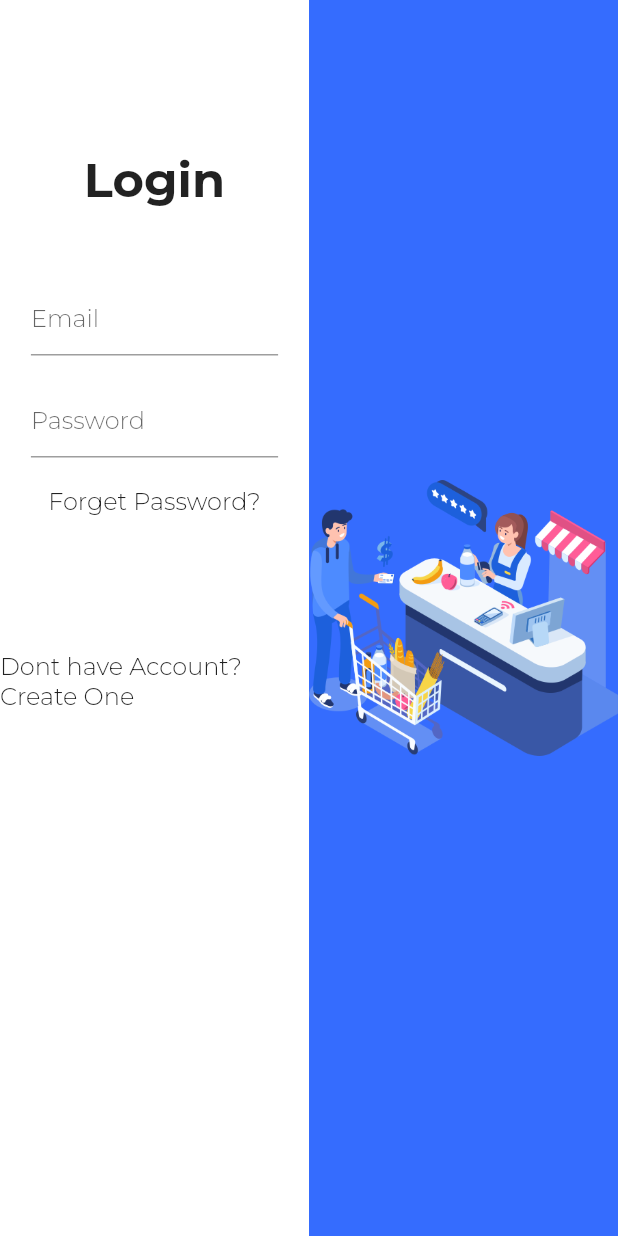
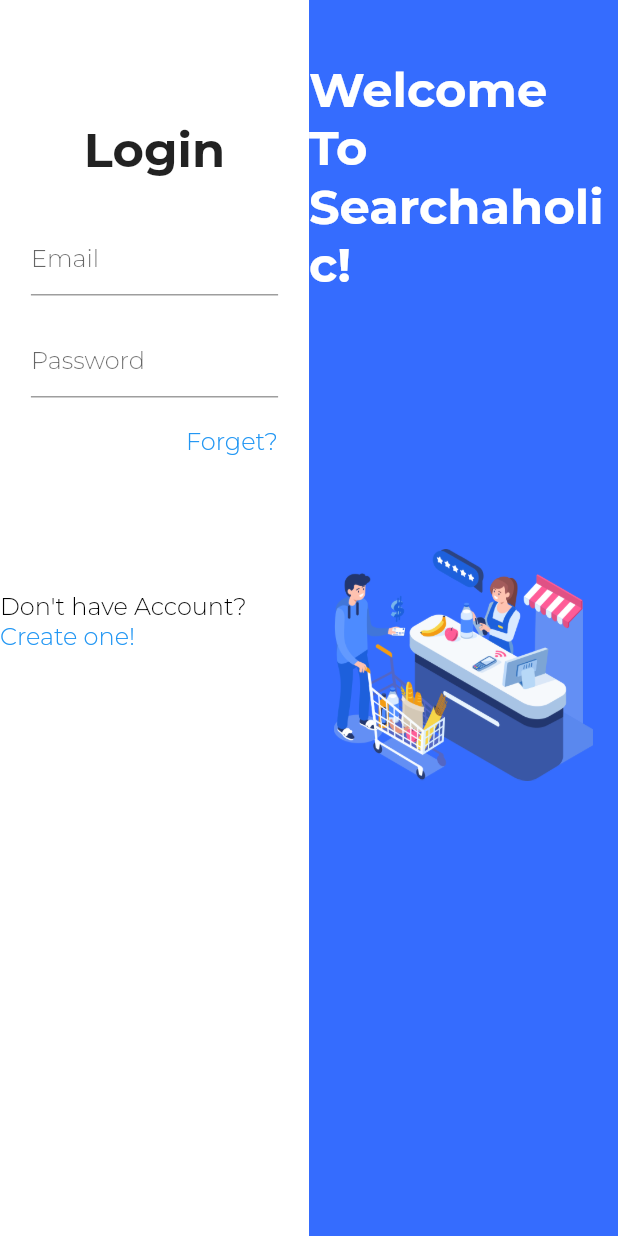
Before and after one commit to mzaeemnasir/Search-A-Holic-FYP, a Flutter app: the screen it shows after launch, on a phone screen of 412 x 824 dp. Run offline on Flutter 3.47's test engine with Material 2 defaults, Android fonts, the phone set to English and light mode, and no system bars; our stand-ins replace email_validator, flutter_native_splash, google_fonts; missing offline and left inert: desktop_window, firedart.

Commit message:
login UI Updated

```diff
--- a/lib/login.dart
+++ b/lib/login.dart
@@ -3,6 +3,7 @@
 // ignore_for_file: no_logic_in_create_state, prefer_const_constructors, prefer_const_literals_to_create_immutables, prefer_interpolation_to_compose_strings, avoid_print, non_constant_identifier_names, unrelated_type_equality_checks
 
 // Importing the required packages
+import 'package:flutter/gestures.dart';
 import 'package:flutter/material.dart';
 import 'package:searchaholic/imports.dart';
 import 'package:google_fonts/google_fonts.dart';
@@ -24,7 +25,6 @@
   var email = TextEditingController();
   var password = TextEditingController();
 
-  // Setting Minimum Size of the Window
   @override
   Widget build(BuildContext context) {
     return Scaffold(
@@ -36,14 +36,6 @@
             width: MediaQuery.of(context).size.width * 0.5,
             height: MediaQuery.of(context).size.height,
             color: Colors.white,
-            // Creating 6 Rows in the Left Container
-            // 1.  Login Text
-            // 2. Email Text Field
-            // 3. Password Text Field
-            // 4. Forget Password Text Label
-            // 5. Login Button
-            // 6. Create Account Text Label
-
             child: Expanded(
               child: Column(
                 children: [
@@ -51,7 +43,7 @@
 
                   // 1. Login Text
                   Container(
-                    margin: EdgeInsets.only(top: 100),
+                    margin: EdgeInsets.only(top: 80),
                     child: Text(
                       "Login",
                       style: GoogleFonts.montserrat(
@@ -60,7 +52,7 @@
                   ),
                   // 2. Email Text Field
                   Container(
-                    margin: EdgeInsets.only(top: 50),
+                    margin: EdgeInsets.only(top: 30),
                     width: MediaQuery.of(context).size.width * 0.4,
                     child: TextField(
                       controller: email,
@@ -85,11 +77,26 @@
                   // 4. Forget Password Text Label
                   Container(
                     margin: EdgeInsets.only(top: 20),
-                    child: Text(
-                      "Forget Password?",
+                    // Setting the Alignment to Right
+                    width: MediaQuery.of(context).size.width * 0.4,
+                    alignment: Alignment.centerRight,
+                    // Clickable Text
+                    child: RichText(
+                        text: TextSpan(
+                      text: "Forget?",
                       style: GoogleFonts.montserrat(
-                          fontSize: 16, fontWeight: FontWeight.w300),
-                    ),
+                          fontSize: 16,
+                          fontWeight: FontWeight.w300,
+                          color: Colors.blue),
+                      recognizer: TapGestureRecognizer()
+                        ..onTap = () {
+                          print("Forget Password- Page");
+                          // Navigator.push(
+                          //     context,
+                          //     MaterialPageRoute(
+                          //         builder: (context) => ForgetPassword()));
+                        },
+                    )),
                   ),
                   // 5. Login Button
                   Container(
@@ -98,10 +105,6 @@
                       height: 50,
                       child: ElevatedButton(
                         onPressed: () {
-                          // On Presssing Display the Current Dimension of the Screen
-                          print(MediaQuery.of(context).size.width);
-                          print(MediaQuery.of(context).size.height);
-
                           //  On Press Show Loading Animation in the Login Button
                           setState(() {
                             // Validate the Email and Password
@@ -136,10 +139,27 @@
                   // 6. Create Account Text Label
                   Container(
                     margin: EdgeInsets.only(top: 20),
-                    child: Text(
-                      "Dont have Account? Create One",
+                    alignment: Alignment.center,
+                    child: RichText(
+                      text: TextSpan(
+                          text: "Don't have Account?",
                           style: GoogleFonts.montserrat(
-                          fontSize: 16, fontWeight: FontWeight.w300),
+                              fontSize: 16,
+                              fontWeight: FontWeight.w300,
+                              color: Colors.black),
+                          children: <TextSpan>[
+                            TextSpan(
+                                text: " Create one!",
+                                style: GoogleFonts.montserrat(
+                                    fontSize: 16,
+                                    fontWeight: FontWeight.w300,
+                                    color: Colors.blue),
+                                recognizer: TapGestureRecognizer()
+                                  ..onTap = () => {
+                                        // Navigator.push(context, MaterialPageRoute(builder: (context) => SignUp()))
+                                        print("Sign Up - Up Page")
+                                      })
+                          ]),
                     ),
                   ),
                 ], // End of Column Children
@@ -154,14 +174,31 @@
               color: Color.fromRGBO(53, 108, 254, 1),
 
               // Setting up a Logo in the Center
+              child: Expanded(
+                  child: Column(
+                children: [
+                  Container(
+                    margin: EdgeInsets.only(top: 40),
+                    child: Text(
+                      "Welcome To\nSearchaholic!",
+                      style: GoogleFonts.montserrat(
+                          fontSize: 32,
+                          fontWeight: FontWeight.bold,
+                          color: Colors.white),
+                    ),
+                  ),
+                  Container(
+                    height: MediaQuery.of(context).size.height * 0.6,
                     child: Center(
                       child: Image.asset(
                         'images/logo.png',
-                height: MediaQuery.of(context).size.height * 0.55,
-                width: MediaQuery.of(context).size.width * 0.55,
+                        height: MediaQuery.of(context).size.height * 0.42,
+                        width: MediaQuery.of(context).size.width * 0.42,
                       ),
                     ),
-          )
+                  ),
+                ],
+              )))
         ], // End of Row Children (Right Container)
       ),
     );
@@ -202,21 +239,19 @@
   // Function to check the Login
   void checkLogin() {
     // Checking the Login Credentials From Firebase
-    var result = Flutter_api().check_login(email.text, password.text);
-
-    // Waiting for the Result
-    result.whenComplete(() => result.then((value) => {
+    Flutter_api().check_login(email.text, password.text).then((value) => {
           if (value == true)
             {
               print("Setting Shared Preferences"),
               System().setLogin(email.text, password.text).then((value) => {
-                    print("Shared Preferences Set"),
-                  })
+                    print("Shared Preferences Set")
+                    //  Navigator.pushReplacement(
+                  }),
             }
           else
             {
               print("Invalid Login"),
             }
-        }));
+        });
   }
 }
--- a/lib/main.dart
+++ b/lib/main.dart
@@ -39,7 +39,6 @@
   }
 }
 
-// ignore: use_key_in_widget_constructors
 //Function to Create a Folder and File In the Document Directory
 void createFilesAndFolders() async {
   // Creating A Folder in the Document Directory
```
Lines whose indentation alone changed are shown as unchanged.
